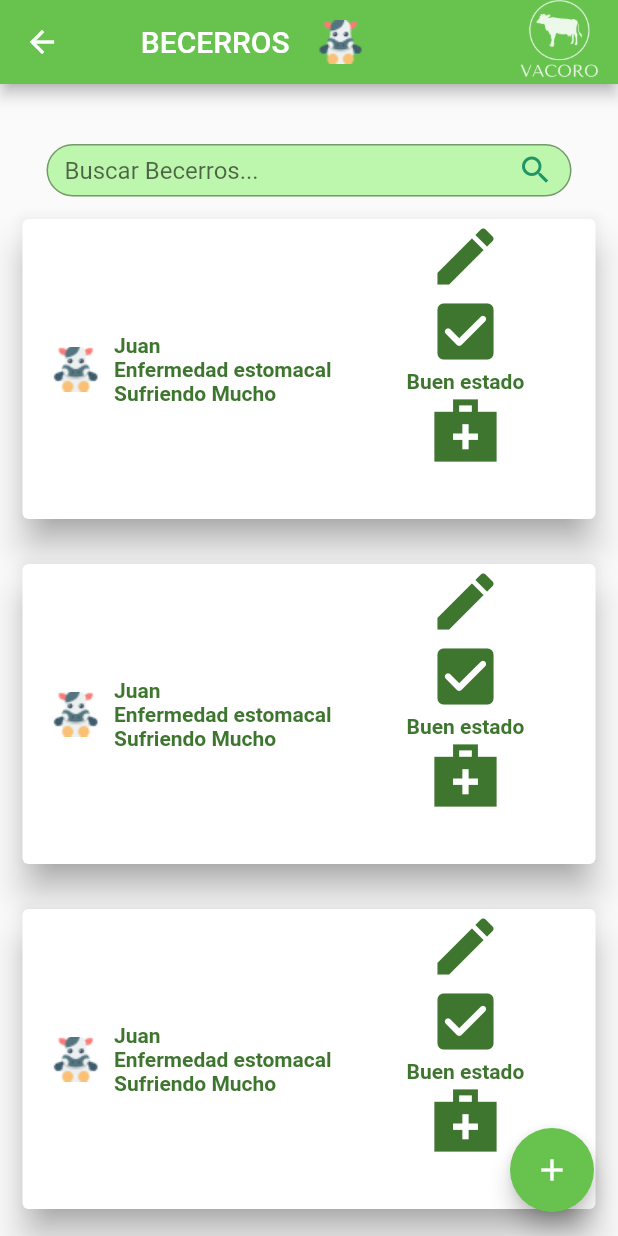
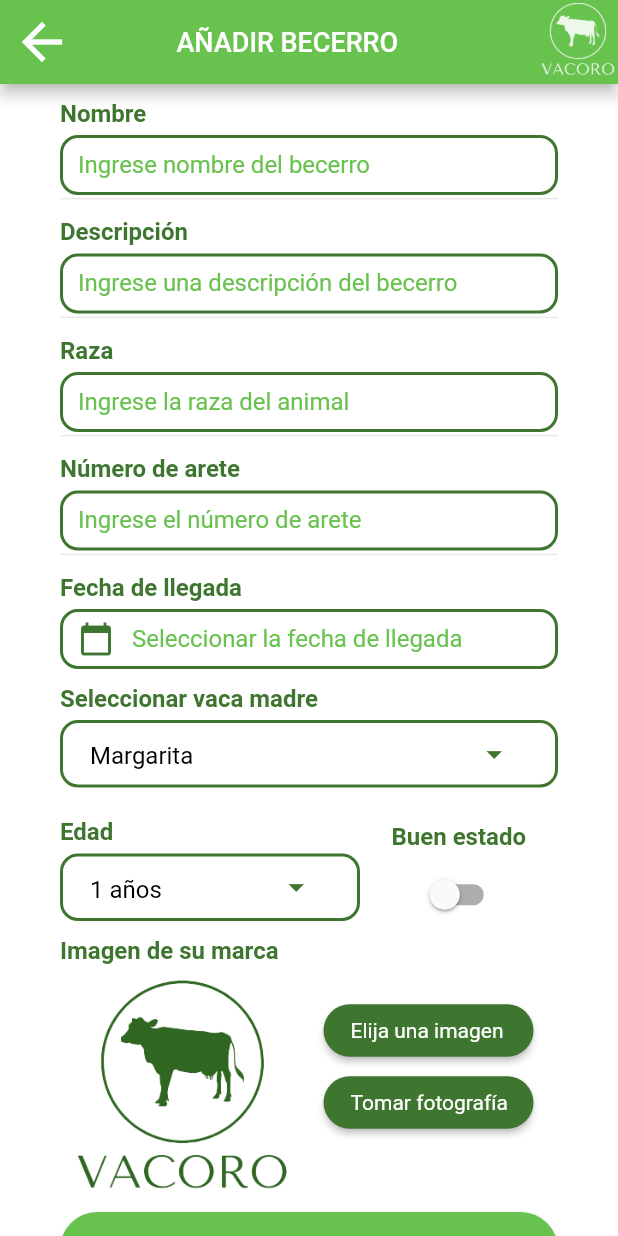
Before and after one commit to DanielSR16/VACORO-2022, a Flutter app: the screen it shows after launch, on a phone screen of 412 x 824 dp. Run offline on Flutter 3.47's test engine with Material 2 defaults, Android fonts, the phone set to English and light mode, and no system bars; our stand-ins replace firebase_auth, firebase_core, google_sign_in, hexcolor, image_picker; missing offline and left inert: flutter_facebook_auth; accounts and stored records are empty.

Commit message:
feature/VACORO-57

```diff
--- a/lib/main.dart
+++ b/lib/main.dart
@@ -1,5 +1,6 @@
 import 'package:firebase_core/firebase_core.dart';
 import 'package:flutter/material.dart';
+import 'package:vacoro_proyect/src/pages/anadir_becerro.dart';
 
 import 'package:vacoro_proyect/src/pages/dashboard_bull.dart';
 import 'package:vacoro_proyect/src/pages/dashboard_calf.dart';
@@ -35,7 +36,7 @@ class MyApp extends StatelessWidget {
     return MaterialApp(
       debugShowCheckedModeBanner: false,
       title: 'VACORO',
-      initialRoute: 'dash_calf',
+      initialRoute: 'anadir_becerro',
       routes: {
         // 'autenticacion': (BuildContext context) => const autenticacion(),
         // 'homePage': (BuildContext context) => homePage(),
@@ -45,6 +46,7 @@ class MyApp extends StatelessWidget {
         'login': (BuildContext context) => const Login(),
         'pre_login': (BuildContext context) => const preLogin(),
         'anadir_animal': (BuildContext context) => const AnadirAnimal(),
+        'anadir_becerro': (BuildContext context) => const AnadirBecerro(),
         'dash_cow': (BuildContext context) => DashBoardCow(),
         'dash_bull': (BuildContext context) => DashBoardBull(),
         'dash_calf': (BuildContext context) => DashBoardCalf()
--- /dev/null
+++ b/lib/src/pages/anadir_becerro.dart
@@ -0,0 +1,429 @@
+import 'dart:io';
+import 'package:flutter/material.dart';
+import 'package:flutter/services.dart';
+import 'package:image_picker/image_picker.dart';
+import 'package:path/path.dart';
+import 'package:path_provider/path_provider.dart';
+import 'package:vacoro_proyect/src/pages/date.dart';
+import 'package:vacoro_proyect/src/style/colors/colorview.dart';
+
+class AnadirBecerro extends StatefulWidget {
+  const AnadirBecerro({Key? key}) : super(key: key);
+
+  @override
+  State<AnadirBecerro> createState() => _AnadirBecerroState();
+}
+
+class _AnadirBecerroState extends State<AnadirBecerro> {
+  File? image;
+  bool isSwitched = false;
+  TextEditingController nombreBecerro = TextEditingController();
+  TextEditingController descripcionBecerro = TextEditingController();
+  TextEditingController razaBecerro = TextEditingController();
+  TextEditingController numeroAreteBecerro = TextEditingController();
+
+  Future pickImage() async {
+    try {
+      final image = await ImagePicker().pickImage(source: ImageSource.gallery);
+      if (image == null) return;
+      final imageTemporary = await saveImagePermanently(image.path);
+      setState(() => this.image = imageTemporary);
+    } on PlatformException catch (e) {
+      print('Failed to pick image: $e');
+    }
+  }
+
+  Future pickCamera() async {
+    try {
+      final image = await ImagePicker().pickImage(source: ImageSource.camera);
+      if (image == null) return;
+      final imageTemporary = await saveImagePermanently(image.path);
+      setState(() => this.image = imageTemporary);
+    } on PlatformException catch (e) {
+      print('Failed to pick image: $e');
+    }
+  }
+
+  Future<File> saveImagePermanently(String imagePath) async {
+    final directory = await getApplicationDocumentsDirectory();
+    final name = basename(imagePath);
+    final image = File('${directory.path}/$name');
+    return File(imagePath).copy(image.path);
+  }
+
+  @override
+  Widget build(BuildContext context) {
+    Size size = MediaQuery.of(context).size;
+
+    return Scaffold(
+      backgroundColor: Colors.white,
+      appBar: AppBar(
+        title: const Center(
+          child: Text(
+            'AÑADIR BECERRO',
+            style: TextStyle(fontSize: 18),
+          ),
+        ),
+        leading: SizedBox(
+          child: IconButton(
+            splashRadius: 15,
+            icon: const Icon(
+              Icons.arrow_back,
+              color: Colors.white,
+              size: 40,
+            ),
+            onPressed: () {
+              Navigator.pop(context);
+            },
+          ),
+        ),
+        actions: [
+          Container(
+            padding: const EdgeInsets.only(left: 30),
+            width: 85,
+            child: Image.asset('assets/images/logo_blanco.png'),
+          )
+        ],
+        backgroundColor: ColorSelect.color5,
+      ),
+      body: SizedBox(
+        child: SafeArea(
+          child: Container(
+            padding: const EdgeInsets.only(right: 20, left: 20),
+            child: SingleChildScrollView(
+              child: Column(
+                mainAxisAlignment: MainAxisAlignment.center,
+                children: [
+                  inputs("Nombre", "Ingrese nombre del becerro", size,
+                      nombreBecerro),
+                  inputs("Descripción", "Ingrese una descripción del becerro",
+                      size, descripcionBecerro),
+                  inputs(
+                      "Raza", "Ingrese la raza del animal", size, razaBecerro),
+                  inputs("Número de arete", "Ingrese el número de arete", size,
+                      numeroAreteBecerro),
+                  date(),
+                  selectMadre("Seleccionar vaca madre", size),
+                  edadEstado("Edad", "Buen estado", size),
+                  selectImage(),
+                  Container(
+                    padding: const EdgeInsets.only(
+                        left: 20, right: 20, top: 10, bottom: 20),
+                    child: SizedBox(
+                      width: size.width - 50,
+                      height: 50,
+                      child: ElevatedButton(
+                          child: const Text(
+                            'Agregar',
+                            style: TextStyle(
+                              fontSize: 16,
+                              fontWeight: FontWeight.bold,
+                            ),
+                          ),
+                          onPressed: () {},
+                          style: ElevatedButton.styleFrom(
+                              primary: ColorSelect.color5,
+                              shape: RoundedRectangleBorder(
+                                  borderRadius: BorderRadius.circular(30)))),
+                    ),
+                  ),
+                ],
+              ),
+            ),
+          ),
+        ),
+      ),
+    );
+  }
+
+  Widget inputs(String nameTopField, String nameInField, Size size,
+      TextEditingController controllerInput) {
+    return Container(
+      padding: const EdgeInsets.only(left: 20, right: 20),
+      child: Column(
+        children: [
+          Container(
+            padding: const EdgeInsets.only(top: 10, bottom: 5),
+            width: size.width,
+            child: Text(
+              nameTopField,
+              textAlign: TextAlign.left,
+              style: const TextStyle(
+                fontSize: 16,
+                fontWeight: FontWeight.bold,
+                color: Color(0xFF3E762F),
+              ),
+            ),
+          ),
+          SizedBox(
+            height: 40,
+            child: TextField(
+              controller: controllerInput,
+              decoration: InputDecoration(
+                labelStyle: const TextStyle(color: ColorSelect.color5),
+                enabledBorder: const OutlineInputBorder(
+                  borderSide: BorderSide(color: ColorSelect.color1, width: 2.0),
+                  borderRadius: BorderRadius.all(
+                    Radius.circular(12),
+                  ),
+                ),
+                focusedBorder: const OutlineInputBorder(
+                  borderSide: BorderSide(color: ColorSelect.color5, width: 2.0),
+                  borderRadius: BorderRadius.all(
+                    Radius.circular(12),
+                  ),
+                ),
+                labelText: nameInField,
+              ),
+            ),
+          ),
+          const Divider(
+            height: 5,
+          )
+        ],
+      ),
+    );
+  }
+
+  Widget buildButton({
+    required String title,
+    required IconData icon,
+    required VoidCallback onClicked,
+  }) =>
+      ElevatedButton(
+        style: ElevatedButton.styleFrom(
+          minimumSize: const Size.fromHeight(35),
+          primary: ColorSelect.color1,
+          onPrimary: Colors.white,
+          textStyle: const TextStyle(fontSize: 14),
+          shape: RoundedRectangleBorder(
+            borderRadius: BorderRadius.circular(18.0),
+          ),
+        ),
+        child: Row(children: [
+          const SizedBox(width: 2),
+          Text(title),
+        ]),
+        onPressed: onClicked,
+      );
+
+  Widget selectImage() {
+    return Row(
+      children: <Widget>[
+        Column(
+          children: [
+            Container(
+              padding: const EdgeInsets.only(left: 20, right: 20, bottom: 5),
+              child: const Text(
+                'Imagen de su marca',
+                style: TextStyle(
+                  color: ColorSelect.color1,
+                  fontSize: 16,
+                  fontWeight: FontWeight.bold,
+                ),
+              ),
+            ),
+            Container(
+              margin: const EdgeInsets.only(left: 16),
+              child: image != null
+                  ? Image.file(
+                      image!,
+                      width: 160,
+                      height: 150,
+                      fit: BoxFit.cover,
+                    )
+                  : const Image(
+                      width: 160,
+                      height: 150,
+                      image: AssetImage('assets/images/logo.png'),
+                    ),
+            ),
+          ],
+        ),
+        const SizedBox(
+          width: 10,
+        ),
+        Container(
+          padding: const EdgeInsets.only(
+            //left: 1,
+            right: 1,
+          ),
+          child: SizedBox(
+            width: 140,
+            height: 150,
+            child: Column(
+              mainAxisAlignment: MainAxisAlignment.center,
+              children: [
+                buildButton(
+                  title: 'Elija una imagen',
+                  icon: Icons.image_outlined,
+                  onClicked: () => pickImage(),
+                ),
+                buildButton(
+                  title: 'Tomar fotografía',
+                  icon: Icons.image_outlined,
+                  onClicked: () => pickCamera(),
+                ),
+              ],
+            ),
+          ),
+        )
+      ],
+    );
+  }
+
+  Widget edadEstado(String nameTopField, String nameTopField2, Size size) {
+    var dropdownValue = "1 años";
+    return Row(
+      children: <Widget>[
+        Container(
+          width: 240,
+          padding: const EdgeInsets.only(left: 20, right: 20, bottom: 10),
+          child: Column(
+            children: [
+              Container(
+                padding: const EdgeInsets.only(top: 10, bottom: 5),
+                width: size.width,
+                child: Text(
+                  nameTopField,
+                  textAlign: TextAlign.left,
+                  style: const TextStyle(
+                    fontSize: 16,
+                    fontWeight: FontWeight.bold,
+                    color: ColorSelect.color1,
+                  ),
+                ),
+              ),
+              SizedBox(
+                height: 45,
+                child: DecoratedBox(
+                  decoration: BoxDecoration(
+                    border: Border.all(color: ColorSelect.color1, width: 2),
+                    borderRadius: BorderRadius.circular(12),
+                  ),
+                  child: DropdownButtonFormField(
+                    decoration: const InputDecoration(
+                        enabledBorder: InputBorder.none,
+                        fillColor: Colors.white),
+                    value: dropdownValue,
+                    iconSize: 25,
+                    iconEnabledColor: ColorSelect.color1,
+                    icon: Container(
+                        margin: const EdgeInsets.only(right: 30),
+                        child: const Icon(Icons.arrow_drop_down)),
+                    style: const TextStyle(fontSize: 16, color: Colors.black),
+                    onChanged: (String? newValue) {
+                      setState(() {
+                        dropdownValue = newValue!;
+                      });
+                    },
+                    items: <String>['1 años', '2 años', '3 años', '4 años']
+                        .map<DropdownMenuItem<String>>((String value) {
+                      return DropdownMenuItem<String>(
+                        value: value,
+                        child: Container(
+                            margin: const EdgeInsets.only(left: 20),
+                            child: Text(value)),
+                      );
+                    }).toList(),
+                  ),
+                ),
+              ),
+            ],
+          ),
+        ),
+        SizedBox(
+          width: 92,
+          child: Column(
+            children: [
+              Container(
+                padding: const EdgeInsets.only(left: 1, top: 10, bottom: 5),
+                width: size.width,
+                child: Text(
+                  nameTopField2,
+                  textAlign: TextAlign.left,
+                  style: const TextStyle(
+                    fontSize: 16,
+                    fontWeight: FontWeight.bold,
+                    color: ColorSelect.color1,
+                  ),
+                ),
+              ),
+              SizedBox(
+                width: 50,
+                child: Switch(
+                  value: isSwitched,
+                  onChanged: (value) {
+                    setState(() {
+                      isSwitched = value;
+                    });
+                  },
+                  activeTrackColor: ColorSelect.color5,
+                  activeColor: ColorSelect.color1,
+                ),
+              ),
+            ],
+          ),
+        ),
+      ],
+    );
+  }
+
+  Widget selectMadre(String nameTopField, Size size) {
+    var dropdownValue = "Margarita";
+    return Container(
+      padding: const EdgeInsets.only(left: 20, right: 20, bottom: 10),
+      child: Column(
+        children: [
+          Container(
+            padding: const EdgeInsets.only(top: 10, bottom: 5),
+            width: size.width,
+            child: Text(
+              nameTopField,
+              textAlign: TextAlign.left,
+              style: const TextStyle(
+                fontSize: 16,
+                fontWeight: FontWeight.bold,
+                color: ColorSelect.color1,
+              ),
+            ),
+          ),
+          SizedBox(
+            height: 45,
+            child: DecoratedBox(
+              decoration: BoxDecoration(
+                border: Border.all(color: ColorSelect.color1, width: 2),
+                borderRadius: BorderRadius.circular(12),
+              ),
+              child: DropdownButtonFormField(
+                decoration: const InputDecoration(
+                    enabledBorder: InputBorder.none, fillColor: Colors.white),
+                value: dropdownValue,
+                iconSize: 25,
+                iconEnabledColor: ColorSelect.color1,
+                icon: Container(
+                    margin: const EdgeInsets.only(right: 30),
+                    child: const Icon(Icons.arrow_drop_down)),
+                style: const TextStyle(fontSize: 16, color: Colors.black),
+                onChanged: (String? newValue) {
+                  setState(() {
+                    dropdownValue = newValue!;
+                  });
+                },
+                items: <String>['Margarita', 'Lola', 'Vanessa', 'Pepe']
+                    .map<DropdownMenuItem<String>>((String value) {
+                  return DropdownMenuItem<String>(
+                    value: value,
+                    child: Container(
+                        margin: const EdgeInsets.only(left: 20),
+                        child: Text(value)),
+                  );
+                }).toList(),
+              ),
+            ),
+          ),
+        ],
+      ),
+    );
+  }
+}
```
Also changed, not shown: pubspec.lock.
